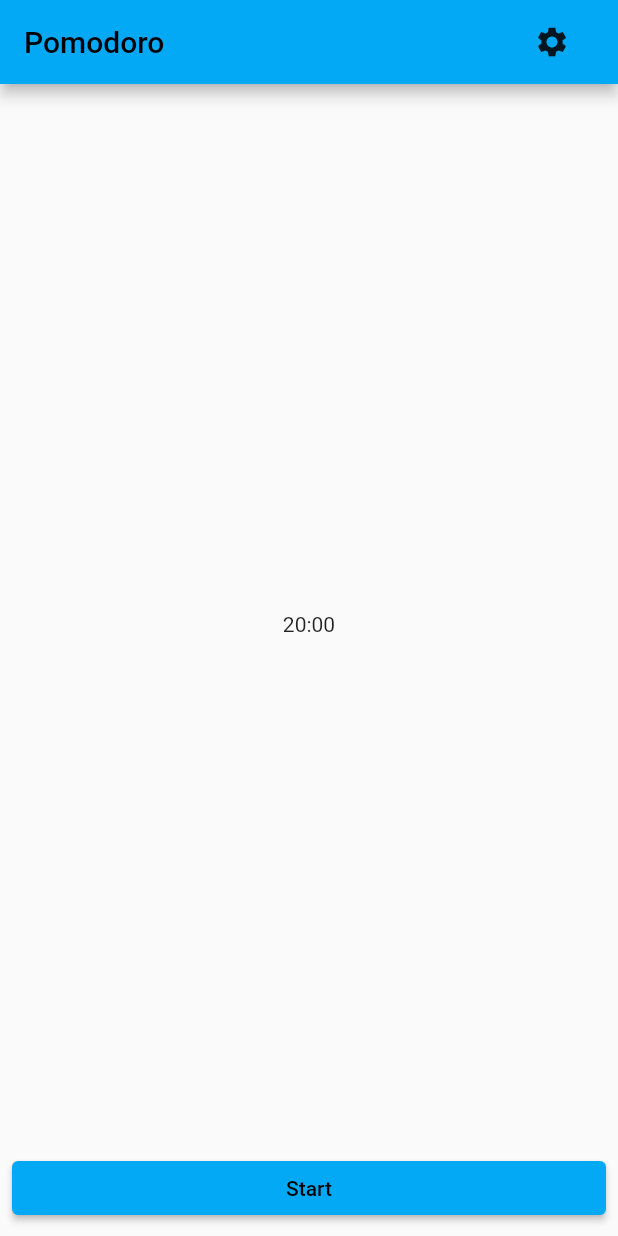
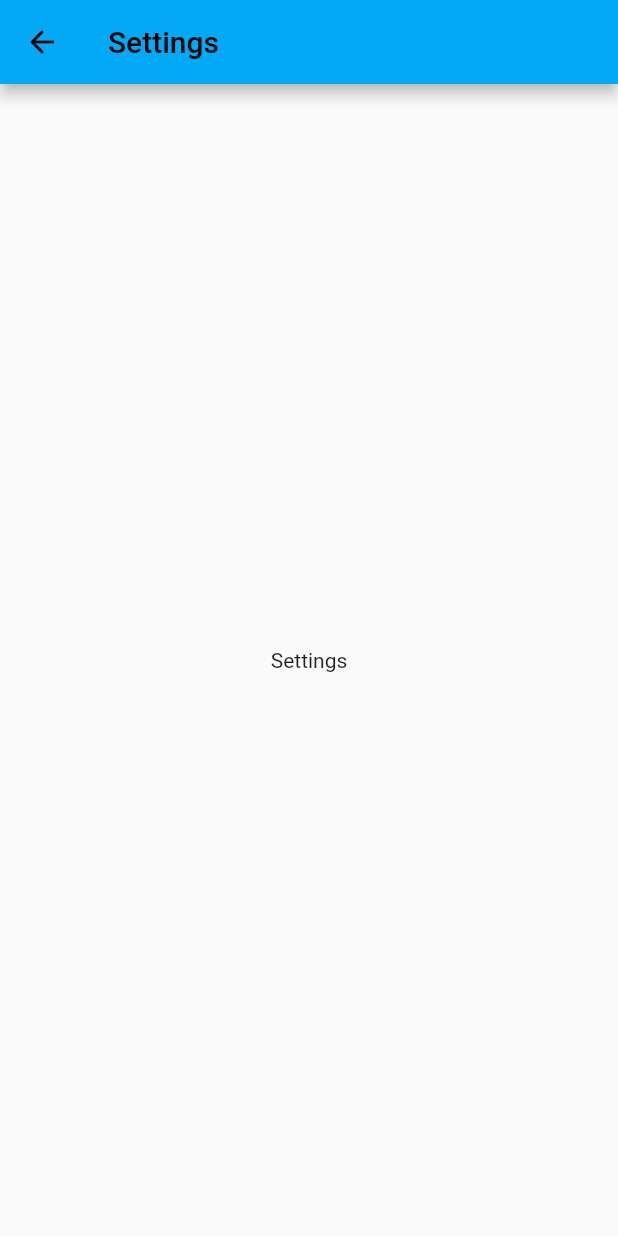
Before and after one commit to politicker/pomodoro, a Flutter app: the screen it shows after launch, after a tap on the "settings" icon, on a phone screen of 412 x 824 dp. Run offline on Flutter 3.47's test engine with Material 2 defaults, Android fonts, the phone set to English and light mode, and no system bars.

Commit message:
add settings view

```diff
--- a/lib/app.dart
+++ b/lib/app_view.dart
@@ -1,4 +1,5 @@
 import 'package:flutter/material.dart';
+import 'package:flutter_macos_menubar_example/settings_view.dart';
 import 'package:provider/provider.dart';
 
 import 'models/app_model.dart';
@@ -14,7 +15,18 @@ class App extends StatelessWidget {
         // the App.build method, and use it to set our appbar title.
         title: const Text("Pomodoro"),
         actions: [
-          MaterialButton(onPressed: () {}, child: const Icon(Icons.settings))
+          MaterialButton(
+              onPressed: () {},
+              child: GestureDetector(
+                  onTap: () {
+                    Navigator.push(
+                      context,
+                      MaterialPageRoute(
+                        builder: (context) => const SettingsView(),
+                      ),
+                    );
+                  },
+                  child: const Icon(Icons.settings)))
         ],
       ),
       body: Center(
--- a/lib/main.dart
+++ b/lib/main.dart
@@ -2,7 +2,7 @@ import 'dart:io';
 
 import 'package:flutter/material.dart';
 import 'package:flutter/cupertino.dart';
-import 'package:flutter_macos_menubar_example/app.dart';
+import 'package:flutter_macos_menubar_example/app_view.dart';
 import 'package:provider/provider.dart';
 
 import 'models/app_model.dart';
--- a/lib/models/app_model.dart
+++ b/lib/models/app_model.dart
@@ -66,8 +66,7 @@ class AppModel extends ChangeNotifier {
       const Duration(seconds: 1),
       (Timer timer) {
         if (currentTimerSeconds == 0) {
-          timer.cancel();
-          _currentTimer = null;
+          _stopTimer();
         } else {
           currentTimerSeconds = currentTimerSeconds -= 1;
           notifyListeners();
--- /dev/null
+++ b/lib/settings_view.dart
@@ -0,0 +1,17 @@
+import 'package:flutter/material.dart';
+
+class SettingsView extends StatelessWidget {
+  const SettingsView({Key? key}) : super(key: key);
+
+  @override
+  Widget build(BuildContext context) {
+    return Scaffold(
+      appBar: AppBar(
+        title: const Text('Settings'),
+      ),
+      body: const Center(
+        child: Text('Settings'),
+      ),
+    );
+  }
+}
```
